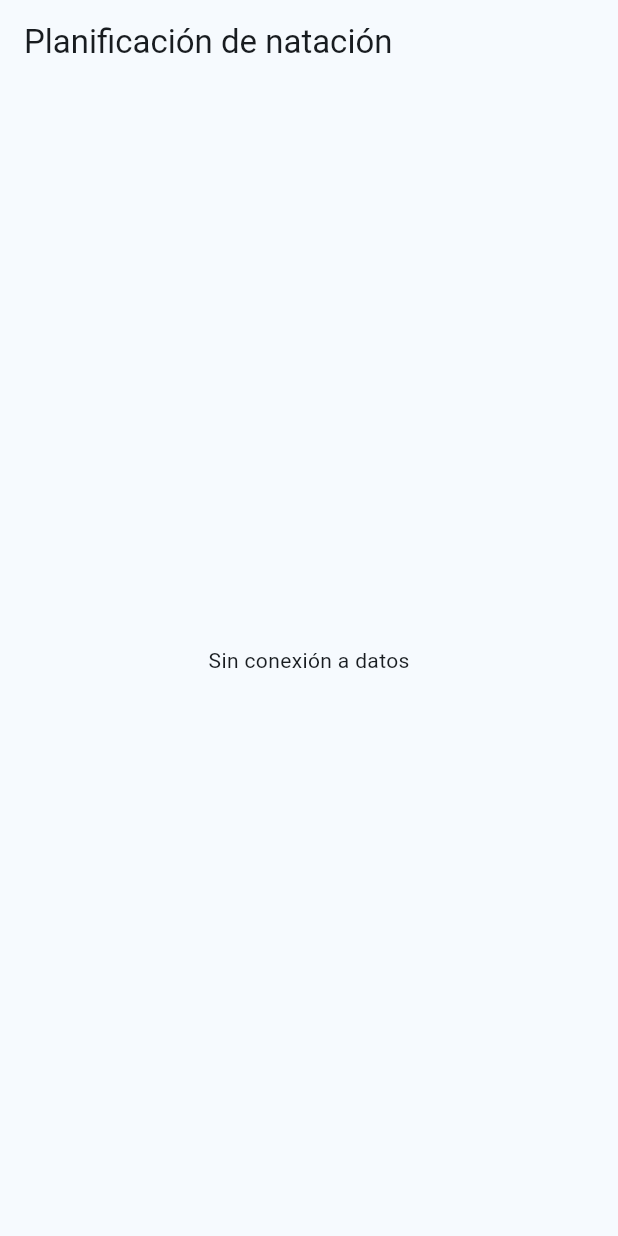
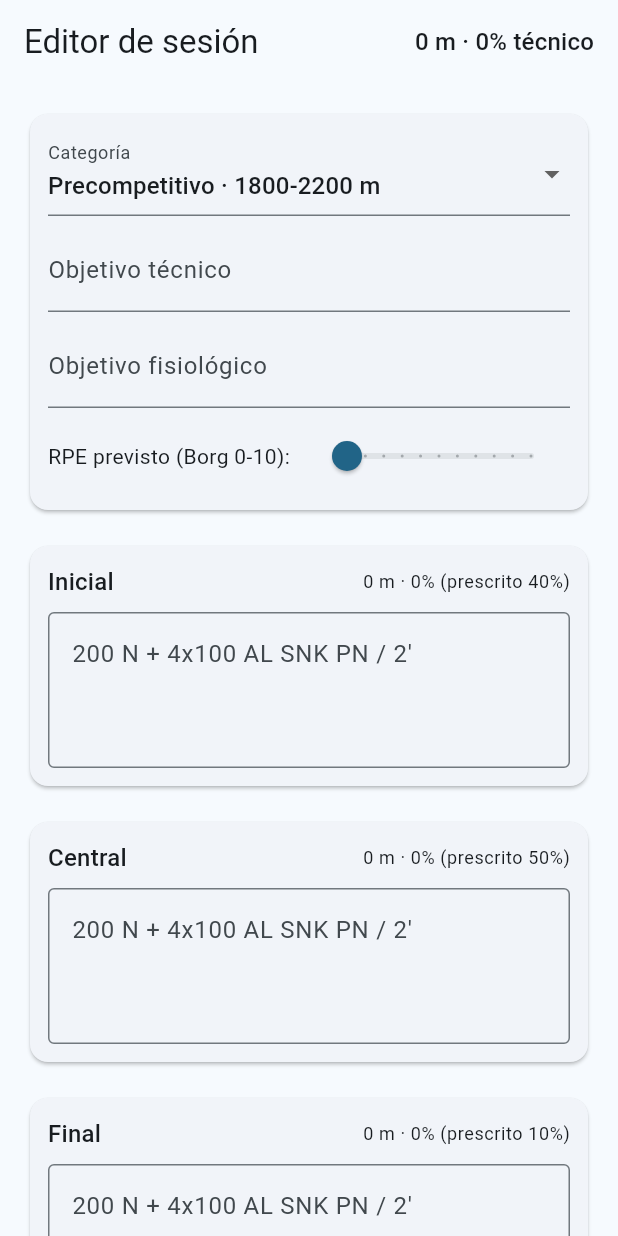
Before and after one commit to buildlark-dev/natacion, a Flutter app: the screen it shows after launch, on a phone screen of 412 x 824 dp. Run offline on Flutter 3.47's test engine with Material 3 defaults, Android fonts, the phone set to English and light mode, and no system bars.

Commit message:
feat: editor de sesion funcional (US1)
Interfaz del editor con entrada hibrida: a la izquierda las tres partes como
texto libre con la notacion de siempre, a la derecha lo que la app entendio
en campos editables, con totales en vivo y panel de avisos.

Incluye seleccion de categoria, objetivos tecnico y fisiologico, RPE previsto
en escala de Borg, asignacion manual de zona por serie, y marca visible de
las series corregidas a mano.

El panel de avisos nombra siempre el dato concreto y la diferencia exacta:
volumen fuera de rango con los metros que sobran o faltan, reparto de partes
frente al 40/50/10, metros sin zona asignada y fragmentos sin interpretar.
Nunca sugiere un ejercicio de reemplazo.

Cargador de la Biblioteca desde el recurso empaquetado. La app no abre el
editor hasta tenerla: sin biblioteca no se puede comprobar la no invencion.

129 pruebas en verde, flutter analyze limpio y build web correcto.

Co-Authored-By: Claude Opus 5 <noreply@anthropic.com>

```diff
--- /dev/null
+++ b/lib/datos/recursos/biblioteca_empaquetada.dart
@@ -0,0 +1,29 @@
+/// Carga de la Biblioteca Oficial desde el recurso empaquetado.
+///
+/// Decisión D3: la biblioteca viaja con la app, no en la base de datos. Así
+/// está disponible sin conexión y siempre coincide con la versión instalada,
+/// que es lo que permite validar la regla de no invención en todo momento.
+library;
+
+import 'dart:convert';
+
+import 'package:flutter/services.dart' show rootBundle;
+import 'package:natacion_app/dominio/biblioteca/biblioteca.dart';
+
+const String rutaBiblioteca = 'assets/biblioteca/ejercicios.json';
+
+class CargadorBiblioteca {
+  Biblioteca? _cache;
+
+  /// Carga la biblioteca una sola vez y la reutiliza.
+  Future<Biblioteca> cargar() async {
+    final enCache = _cache;
+    if (enCache != null) return enCache;
+
+    final texto = await rootBundle.loadString(rutaBiblioteca);
+    final json = jsonDecode(texto) as Map<String, dynamic>;
+    final biblioteca = Biblioteca.desdeJson(json);
+    _cache = biblioteca;
+    return biblioteca;
+  }
+}
--- a/lib/main.dart
+++ b/lib/main.dart
@@ -1,4 +1,9 @@
 import 'package:flutter/material.dart';
+import 'package:natacion_app/datos/recursos/biblioteca_empaquetada.dart';
+import 'package:natacion_app/dominio/biblioteca/biblioteca.dart';
+import 'package:natacion_app/ui/editor/estado_editor.dart';
+import 'package:natacion_app/ui/editor/pantalla_editor.dart';
+import 'package:provider/provider.dart';
 
 /// Punto de entrada de la aplicación.
 ///
@@ -28,20 +33,53 @@ class AppNatacion extends StatelessWidget {
   }
 }
 
-class PantallaInicio extends StatelessWidget {
+/// Carga la Biblioteca Oficial antes de abrir el editor.
+///
+/// Sin biblioteca no se puede comprobar la regla de no invención, así que el
+/// editor no se muestra hasta tenerla.
+class PantallaInicio extends StatefulWidget {
   const PantallaInicio({super.key});
 
   @override
+  State<PantallaInicio> createState() => _PantallaInicioState();
+}
+
+class _PantallaInicioState extends State<PantallaInicio> {
+  late final Future<Biblioteca> _biblioteca = CargadorBiblioteca().cargar();
+
+  @override
   Widget build(BuildContext context) {
+    return FutureBuilder<Biblioteca>(
+      future: _biblioteca,
+      builder: (context, instantanea) {
+        if (instantanea.hasError) {
           return Scaffold(
             appBar: AppBar(title: const Text('Planificación de natación')),
             body: Center(
+              child: Padding(
+                padding: const EdgeInsets.all(24),
                 child: Text(
-          usarEmuladores
-              ? 'Conectado a emuladores locales'
-              : 'Sin conexión a datos',
+                  'No se pudo cargar la Biblioteca Oficial de ejercicios.\n'
+                  'Sin ella no se puede comprobar la regla de no invención.\n\n'
+                  '${instantanea.error}',
+                  textAlign: TextAlign.center,
+                ),
               ),
             ),
           );
         }
+
+        if (!instantanea.hasData) {
+          return const Scaffold(
+            body: Center(child: CircularProgressIndicator()),
+          );
         }
+
+        return ChangeNotifierProvider(
+          create: (_) => EstadoEditor(biblioteca: instantanea.data!),
+          child: const PantallaEditor(),
+        );
+      },
+    );
+  }
+}
--- /dev/null
+++ b/lib/ui/editor/estado_editor.dart
@@ -0,0 +1,146 @@
+/// Estado del editor de sesión.
+///
+/// Mantiene el árbol vivo —sesión, partes, series— y reinterpreta y recalcula
+/// a medida que el entrenador escribe. Es la razón declarada para depender de
+/// `provider` (decisión D8 de `research.md`).
+library;
+
+import 'package:flutter/foundation.dart';
+import 'package:natacion_app/dominio/biblioteca/biblioteca.dart';
+import 'package:natacion_app/dominio/calculo/calculo_sesion.dart';
+import 'package:natacion_app/dominio/entidades/parte.dart';
+import 'package:natacion_app/dominio/entidades/serie.dart';
+import 'package:natacion_app/dominio/entidades/sesion.dart';
+import 'package:natacion_app/dominio/metodologia/categorias.dart';
+import 'package:natacion_app/dominio/metodologia/estilos.dart';
+import 'package:natacion_app/dominio/metodologia/zonas.dart';
+import 'package:natacion_app/dominio/notacion/analizador.dart';
+
+class EstadoEditor extends ChangeNotifier {
+  EstadoEditor({
+    required Biblioteca biblioteca,
+    Categoria categoria = Categoria.precompetitivo,
+  })  : _analizador = Analizador(biblioteca: biblioteca),
+        _sesion = Sesion() {
+    _categoria = categoria;
+  }
+
+  final Analizador _analizador;
+
+  Sesion _sesion;
+  Categoria _categoria = Categoria.precompetitivo;
+
+  Sesion get sesion => _sesion;
+  Categoria get categoria => _categoria;
+
+  CalculoSesion get calculo => CalculoSesion(_sesion);
+
+  ComprobacionVolumen get volumen => calculo.comprobarVolumen(_categoria);
+
+  List<FragmentoPendiente> get pendientes => _sesion.todosLosPendientes;
+
+  List<String> avisos = <String>[];
+
+  void cambiarCategoria(Categoria nueva) {
+    _categoria = nueva;
+    notifyListeners();
+  }
+
+  void cambiarObjetivoTecnico(String texto) {
+    _sesion = _sesion.copiarCon(objetivoTecnico: texto);
+    notifyListeners();
+  }
+
+  void cambiarObjetivoFisiologico(String texto) {
+    _sesion = _sesion.copiarCon(objetivoFisiologico: texto);
+    notifyListeners();
+  }
+
+  void cambiarRpe(int? rpe) {
+    _sesion = _sesion.copiarCon(rpePrevisto: rpe);
+    notifyListeners();
+  }
+
+  /// Reinterpreta el texto de una parte.
+  ///
+  /// Las series con campos corregidos a mano conservan esos valores: una
+  /// reinterpretación no los sobrescribe (FR-035).
+  void escribirParte(TipoParte tipo, String texto) {
+    final anterior = _sesion.parteDe(tipo);
+    final resultado = _analizador.analizar(texto);
+
+    final fusionadas = _fusionarCorrecciones(anterior.series, resultado.series);
+
+    _sesion = _sesion.conParte(
+      anterior.copiarCon(
+        textoOriginal: texto,
+        series: fusionadas,
+        fragmentosPendientes: resultado.pendientes,
+      ),
+    );
+    avisos = resultado.avisos;
+    notifyListeners();
+  }
+
+  /// Conserva los campos que el entrenador corrigió a mano, emparejando por
+  /// posición dentro de la parte.
+  List<Serie> _fusionarCorrecciones(
+    List<Serie> anteriores,
+    List<Serie> nuevas,
+  ) {
+    final resultado = <Serie>[];
+
+    for (var i = 0; i < nuevas.length; i++) {
+      var serie = nuevas[i];
+      if (i < anteriores.length) {
+        final previa = anteriores[i];
+        if (previa.camposCorregidos.isNotEmpty) {
+          serie = serie.copiarCon(
+            repeticiones: previa.estaProtegido('repeticiones')
+                ? previa.repeticiones
+                : null,
+            distancia:
+                previa.estaProtegido('distancia') ? previa.distancia : null,
+            zona: previa.estaProtegido('zona') ? previa.zona : null,
+            estilo: previa.estaProtegido('estilo') ? previa.estilo : null,
+            camposCorregidos: previa.camposCorregidos,
+            origen: previa.origen,
+          );
+        }
+      }
+      resultado.add(serie);
+    }
+
+    return resultado;
+  }
+
+  /// Corrige a mano un campo de una serie. La corrección prevalece.
+  void corregirSerie(
+    TipoParte tipo,
+    int indice,
+    String campo, {
+    int? valorEntero,
+    Zona? zona,
+    Estilo? estilo,
+  }) {
+    final parte = _sesion.parteDe(tipo);
+    if (indice < 0 || indice >= parte.series.length) return;
+
+    final series = List<Serie>.from(parte.series);
+    series[indice] = series[indice].corregir(
+      campo,
+      valorEntero: valorEntero,
+      zona: zona,
+      estilo: estilo,
+    );
+
+    _sesion = _sesion.conParte(parte.copiarCon(series: series));
+    notifyListeners();
+  }
+
+  /// Asigna la zona de intensidad de una serie. La asigna el entrenador: el
+  /// analizador no la adivina (FR-011).
+  void asignarZona(TipoParte tipo, int indice, Zona zona) {
+    corregirSerie(tipo, indice, 'zona', zona: zona);
+  }
+}
--- /dev/null
+++ b/lib/ui/editor/pantalla_editor.dart
@@ -0,0 +1,347 @@
+/// Pantalla del editor de sesión.
+///
+/// A la izquierda, las tres partes como áreas de texto libre, donde el
+/// entrenador escribe con su notación de siempre. A la derecha, lo que la app
+/// entendió, en campos editables, más los totales en vivo y los avisos.
+library;
+
+import 'package:flutter/material.dart';
+import 'package:natacion_app/dominio/entidades/serie.dart';
+import 'package:natacion_app/dominio/metodologia/categorias.dart';
+import 'package:natacion_app/dominio/metodologia/estilos.dart';
+import 'package:natacion_app/dominio/metodologia/zonas.dart';
+import 'package:natacion_app/ui/editor/estado_editor.dart';
+import 'package:natacion_app/ui/editor/panel_avisos.dart';
+import 'package:provider/provider.dart';
+
+class PantallaEditor extends StatelessWidget {
+  const PantallaEditor({super.key});
+
+  @override
+  Widget build(BuildContext context) {
+    final estado = context.watch<EstadoEditor>();
+
+    return Scaffold(
+      appBar: AppBar(
+        title: const Text('Editor de sesión'),
+        actions: [
+          Padding(
+            padding: const EdgeInsets.symmetric(horizontal: 16),
+            child: Center(
+              child: Text(
+                '${estado.sesion.metros} m · '
+                '${estado.sesion.porcentajeTecnico.toStringAsFixed(0)}% técnico',
+                style: Theme.of(context).textTheme.titleMedium,
+              ),
+            ),
+          ),
+        ],
+      ),
+      body: LayoutBuilder(
+        builder: (context, restricciones) {
+          final enColumna = restricciones.maxWidth < 900;
+          final izquierda = _ColumnaEscritura(estado: estado);
+          final derecha = _ColumnaInterpretacion(estado: estado);
+
+          if (enColumna) {
+            return ListView(
+              padding: const EdgeInsets.all(16),
+              children: [izquierda, const SizedBox(height: 24), derecha],
+            );
+          }
+
+          return Row(
+            crossAxisAlignment: CrossAxisAlignment.start,
+            children: [
+              Expanded(
+                child: SingleChildScrollView(
+                  padding: const EdgeInsets.all(16),
+                  child: izquierda,
+                ),
+              ),
+              const VerticalDivider(width: 1),
+              Expanded(
+                child: SingleChildScrollView(
+                  padding: const EdgeInsets.all(16),
+                  child: derecha,
+                ),
+              ),
+            ],
+          );
+        },
+      ),
+    );
+  }
+}
+
+class _ColumnaEscritura extends StatelessWidget {
+  const _ColumnaEscritura({required this.estado});
+
+  final EstadoEditor estado;
+
+  @override
+  Widget build(BuildContext context) {
+    return Column(
+      crossAxisAlignment: CrossAxisAlignment.stretch,
+      children: [
+        _CabeceraSesion(estado: estado),
+        const SizedBox(height: 16),
+        for (final tipo in TipoParte.values) ...[
+          _CampoParte(estado: estado, tipo: tipo),
+          const SizedBox(height: 16),
+        ],
+      ],
+    );
+  }
+}
+
+class _CabeceraSesion extends StatelessWidget {
+  const _CabeceraSesion({required this.estado});
+
+  final EstadoEditor estado;
+
+  @override
+  Widget build(BuildContext context) {
+    return Card(
+      child: Padding(
+        padding: const EdgeInsets.all(12),
+        child: Column(
+          crossAxisAlignment: CrossAxisAlignment.stretch,
+          children: [
+            DropdownButtonFormField<Categoria>(
+              initialValue: estado.categoria,
+              decoration: const InputDecoration(labelText: 'Categoría'),
+              items: [
+                for (final categoria in Categoria.values)
+                  DropdownMenuItem(
+                    value: categoria,
+                    child: Text(
+                      '${categoria.nombre} · ${categoria.volumenPorSesion}',
+                    ),
+                  ),
+              ],
+              onChanged: (valor) {
+                if (valor != null) estado.cambiarCategoria(valor);
+              },
+            ),
+            const SizedBox(height: 8),
+            TextField(
+              decoration: const InputDecoration(
+                labelText: 'Objetivo técnico',
+                hintText: 'Mejoramiento técnica de Espalda',
+              ),
+              onChanged: estado.cambiarObjetivoTecnico,
+            ),
+            const SizedBox(height: 8),
+            TextField(
+              decoration: const InputDecoration(
+                labelText: 'Objetivo fisiológico',
+                hintText: 'Base aeróbica',
+              ),
+              onChanged: estado.cambiarObjetivoFisiologico,
+            ),
+            const SizedBox(height: 8),
+            _SelectorRpe(estado: estado),
+          ],
+        ),
+      ),
+    );
+  }
+}
+
+class _SelectorRpe extends StatelessWidget {
+  const _SelectorRpe({required this.estado});
+
+  final EstadoEditor estado;
+
+  @override
+  Widget build(BuildContext context) {
+    return Row(
+      children: [
+        const Text('RPE previsto (Borg 0-10):'),
+        const SizedBox(width: 12),
+        Expanded(
+          child: Slider(
+            value: (estado.sesion.rpePrevisto ?? 0).toDouble(),
+            max: 10,
+            divisions: 10,
+            label: '${estado.sesion.rpePrevisto ?? 0}',
+            onChanged: (valor) => estado.cambiarRpe(valor.round()),
+          ),
+        ),
+      ],
+    );
+  }
+}
+
+class _CampoParte extends StatelessWidget {
+  const _CampoParte({required this.estado, required this.tipo});
+
+  final EstadoEditor estado;
+  final TipoParte tipo;
+
+  @override
+  Widget build(BuildContext context) {
+    final parte = estado.sesion.parteDe(tipo);
+    final porcentaje = estado.sesion.porcentajeDe(tipo);
+
+    return Card(
+      child: Padding(
+        padding: const EdgeInsets.all(12),
+        child: Column(
+          crossAxisAlignment: CrossAxisAlignment.stretch,
+          children: [
+            Row(
+              mainAxisAlignment: MainAxisAlignment.spaceBetween,
+              children: [
+                Text(
+                  tipo.nombre,
+                  style: Theme.of(context).textTheme.titleMedium,
+                ),
+                Text(
+                  '${parte.metros} m · ${porcentaje.toStringAsFixed(0)}% '
+                  '(prescrito ${tipo.porcentajePrescrito}%)',
+                  style: Theme.of(context).textTheme.bodySmall,
+                ),
+              ],
+            ),
+            const SizedBox(height: 8),
+            TextField(
+              maxLines: 6,
+              minLines: 3,
+              decoration: const InputDecoration(
+                border: OutlineInputBorder(),
+                hintText: '200 N + 4x100 AL SNK PN / 2\'',
+              ),
+              onChanged: (texto) => estado.escribirParte(tipo, texto),
+            ),
+          ],
+        ),
+      ),
+    );
+  }
+}
+
+class _ColumnaInterpretacion extends StatelessWidget {
+  const _ColumnaInterpretacion({required this.estado});
+
+  final EstadoEditor estado;
+
+  @override
+  Widget build(BuildContext context) {
+    return Column(
+      crossAxisAlignment: CrossAxisAlignment.stretch,
+      children: [
+        PanelAvisos(estado: estado),
+        const SizedBox(height: 16),
+        for (final tipo in TipoParte.values)
+          _SeriesInterpretadas(estado: estado, tipo: tipo),
+      ],
+    );
+  }
+}
+
+class _SeriesInterpretadas extends StatelessWidget {
+  const _SeriesInterpretadas({required this.estado, required this.tipo});
+
+  final EstadoEditor estado;
+  final TipoParte tipo;
+
+  @override
+  Widget build(BuildContext context) {
+    final parte = estado.sesion.parteDe(tipo);
+    if (parte.series.isEmpty) return const SizedBox.shrink();
+
+    return Card(
+      child: Padding(
+        padding: const EdgeInsets.all(12),
+        child: Column(
+          crossAxisAlignment: CrossAxisAlignment.stretch,
+          children: [
+            Text(tipo.nombre, style: Theme.of(context).textTheme.titleSmall),
+            const Divider(),
+            for (var i = 0; i < parte.series.length; i++)
+              _FilaSerie(
+                estado: estado,
+                tipo: tipo,
+                indice: i,
+                serie: parte.series[i],
+              ),
+          ],
+        ),
+      ),
+    );
+  }
+}
+
+class _FilaSerie extends StatelessWidget {
+  const _FilaSerie({
+    required this.estado,
+    required this.tipo,
+    required this.indice,
+    required this.serie,
+  });
+
+  final EstadoEditor estado;
+  final TipoParte tipo;
+  final int indice;
+  final Serie serie;
+
+  @override
+  Widget build(BuildContext context) {
+    final corregida = serie.origen == OrigenDato.corregidoAMano;
+
+    return Padding(
+      padding: const EdgeInsets.symmetric(vertical: 4),
+      child: Row(
+        children: [
+          Expanded(
+            flex: 3,
+            child: Text(
+              '${serie.repeticiones}x${serie.distancia} m'
+              '${serie.ejercicio != null ? ' · ${serie.ejercicio!.nombreParaPlan}' : ''}',
+              style: TextStyle(
+                fontWeight: corregida ? FontWeight.bold : FontWeight.normal,
+              ),
+            ),
+          ),
+          Expanded(
+            flex: 2,
+            child: DropdownButton<Zona>(
+              isExpanded: true,
+              value: serie.zona,
+              hint: const Text('Zona'),
+              items: [
+                for (final zona in Zona.values)
+                  DropdownMenuItem(
+                    value: zona,
+                    child: Text(zona.abreviatura),
+                  ),
+              ],
+              onChanged: (zona) {
+                if (zona != null) estado.asignarZona(tipo, indice, zona);
+              },
+            ),
+          ),
+          SizedBox(
+            width: 70,
+            child: Text(
+              '${serie.metros} m',
+              textAlign: TextAlign.end,
+            ),
+          ),
+          if (corregida)
+            const Tooltip(
+              message: 'Corregido a mano: prevalece sobre la interpretación',
+              child: Icon(Icons.edit, size: 16),
+            ),
+        ],
+      ),
+    );
+  }
+}
+
+/// Estilos declarados, usados por el panel de avisos.
+extension EstiloLegible on Estilo {
+  String get etiqueta => nombre;
+}
```
Also changed, not shown: lib/ui/editor/panel_avisos.dart (added, +160 -0 lines), 2 other files. Lines whose indentation alone changed are shown as unchanged.
